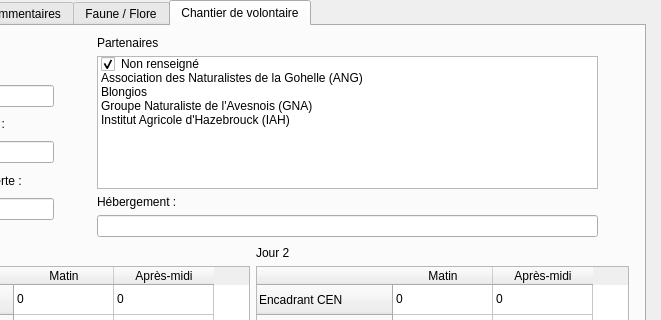
The window that ui_bdtravaux_sortie.ui (VincentD/bdtravaux) describes before a commit, drawn with Qt 5; both pictures show x 145 to 806 and y 0 to 320 of the 806 by 553 pixel window.
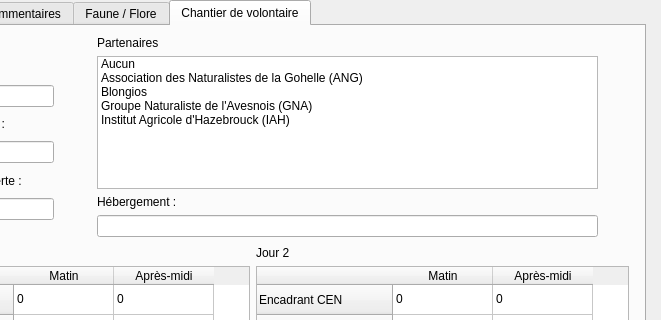
The same window after the commit.

Commit message: Issue #25 : Tableau "chantier semaine" ajouté au composeur.

Diff of the .ui file:
```diff
--- a/ui_bdtravaux_sortie.ui
+++ b/ui_bdtravaux_sortie.ui
@@ -384,10 +384,7 @@
         </property>
         <item>
          <property name="text">
-          <string>Non renseigné</string>
-         </property>
-         <property name="checkState">
-          <enum>Checked</enum>
+          <string>Aucun</string>
          </property>
         </item>
         <item>
```
The commit also changes 1 other file.
